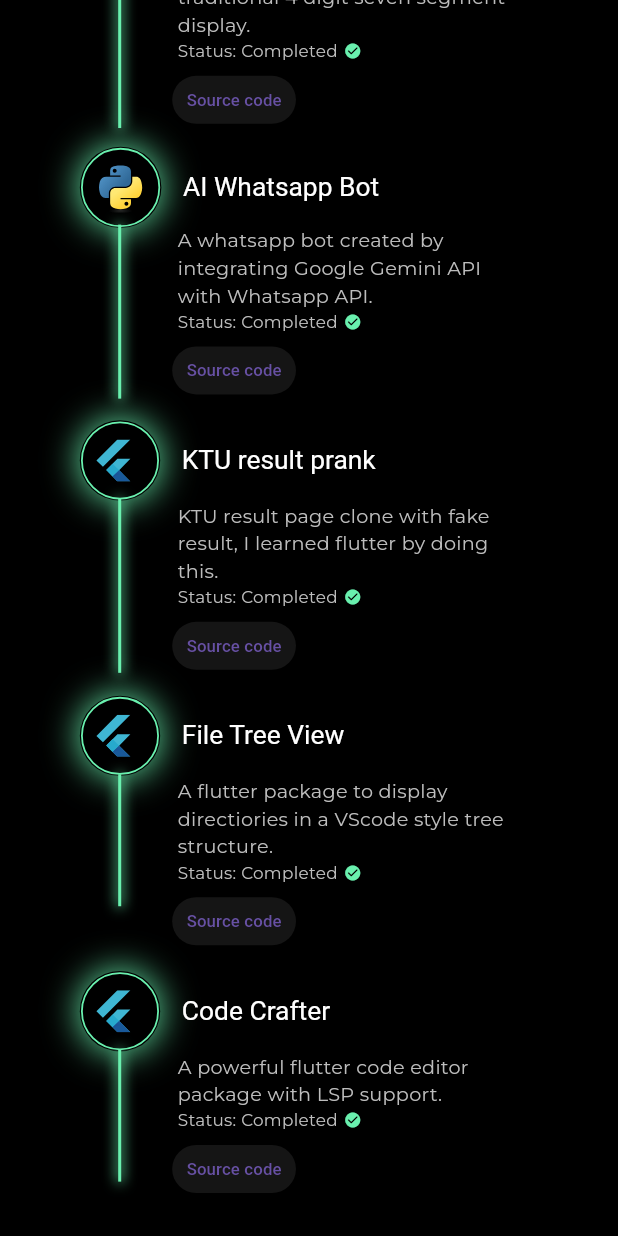
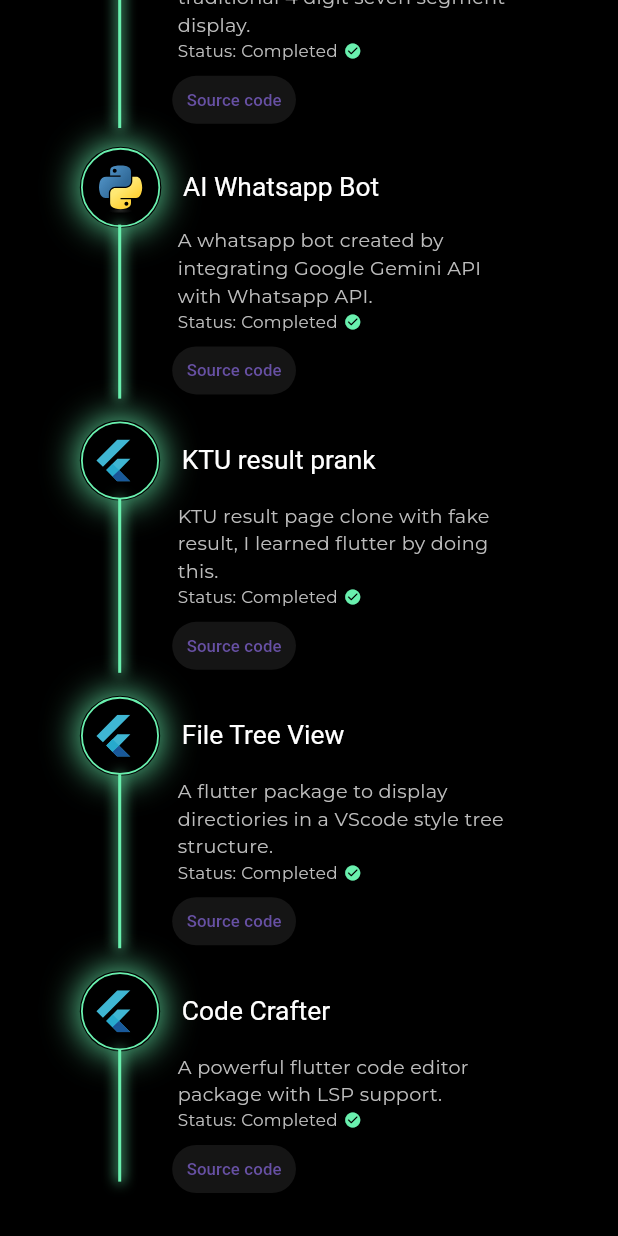
Before and after one commit to heckmon/not_a_portfolio, a Flutter app: the screen it shows after launch, scrolled down 1152 dp, on a phone screen of 412 x 824 dp. Run offline on Flutter 3.47's test engine with Material 3 defaults, Android fonts, the phone set to English and light mode, and no system bars; our stand-ins replace animated_text_kit, flutter_animate, flutter_svg, font_awesome_flutter, google_fonts, responsive_framework and 1 more; missing offline and left inert: web_smooth_scroll.

Commit message:
feat: Adjust Saber widget height for improved mobile layout

```diff
--- a/lib/widgets/widgets.dart
+++ b/lib/widgets/widgets.dart
@@ -351,7 +351,7 @@ class _ProjectsState extends State<Projects> with TickerProviderStateMixin{
             Positioned(
               left: 47,
               top: 75,
-              child: Saber(startAfter: Duration(milliseconds: 3800), height: isMobile ? 110 : 85)
+              child: Saber(startAfter: Duration(milliseconds: 3800), height: isMobile ? 145 : 85)
             ),
           ],
         ),
```
